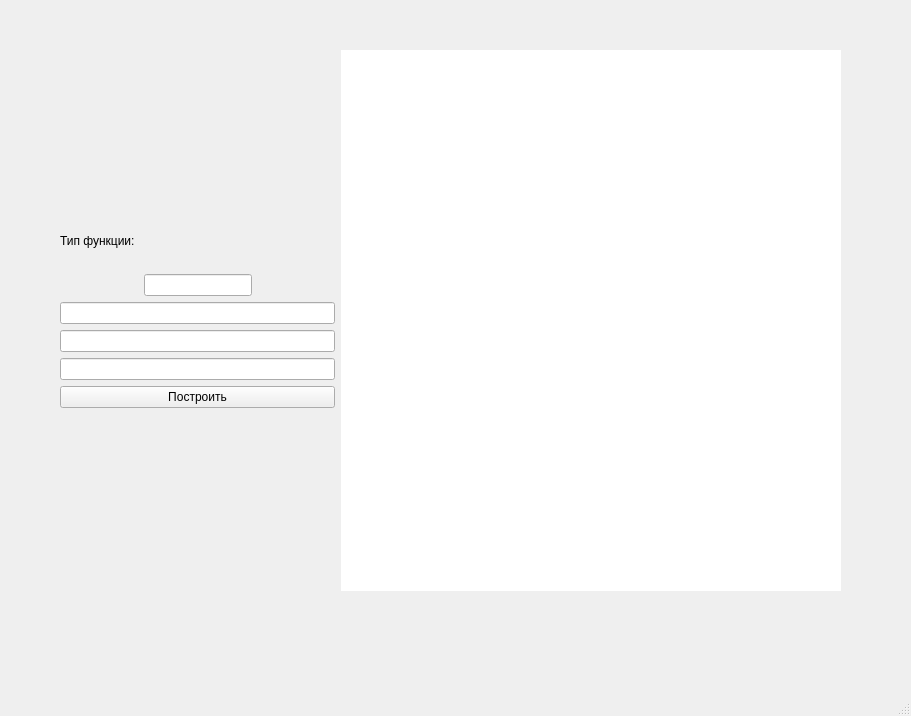
The window that ui_mainwindow.ui (MythrilRoten/build-math-functions) describes before a commit, drawn with Qt 5.
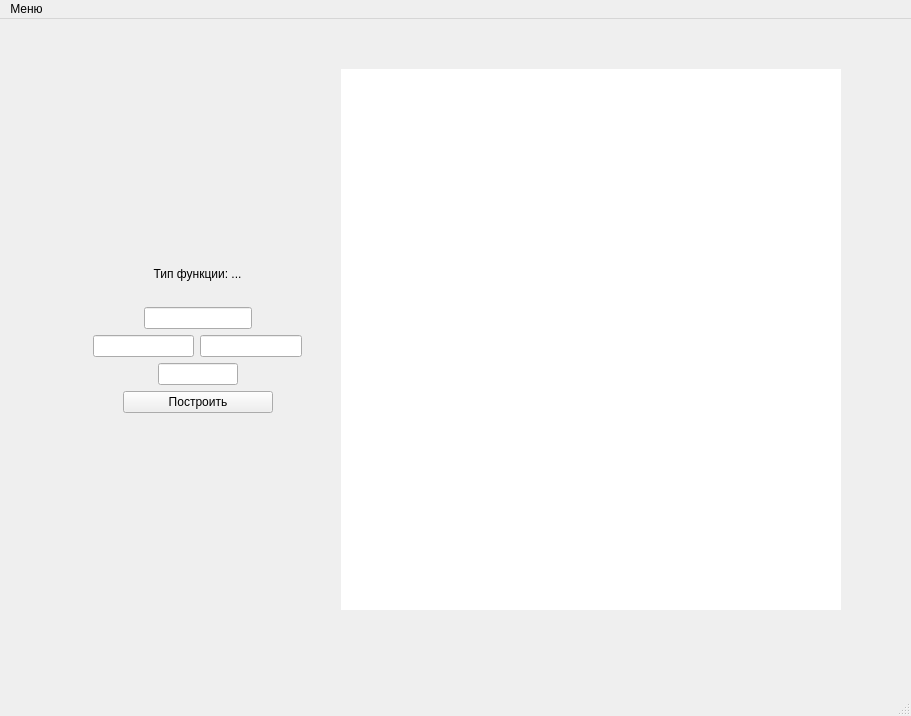
The same window after the commit. Custom widgets are drawn as their Qt base class.

Diff of the .ui file:
```diff
--- a/ui_mainwindow.ui
+++ b/ui_mainwindow.ui
@@ -46,7 +46,7 @@
      </item>
      <item row="0" column="0">
       <layout class="QGridLayout" name="gridLayout_3">
-       <item row="11" column="0">
+       <item row="7" column="0">
         <spacer name="verticalSpacer_2">
          <property name="orientation">
           <enum>Qt::Vertical</enum>
@@ -59,29 +59,6 @@
          </property>
         </spacer>
        </item>
-       <item row="1" column="0">
-        <widget class="QLabel" name="lab_type_func">
-         <property name="text">
-          <string>Тип функции: </string>
-         </property>
-        </widget>
-       </item>
-       <item row="0" column="0">
-        <spacer name="verticalSpacer_3">
-         <property name="orientation">
-          <enum>Qt::Vertical</enum>
-         </property>
-         <property name="sizeHint" stdset="0">
-          <size>
-           <width>20</width>
-           <height>30</height>
-          </size>
-         </property>
-        </spacer>
-       </item>
-       <item row="5" column="0">
-        <widget class="QLineEdit" name="line_intervalB"/>
-       </item>
        <item row="3" column="0">
         <layout class="QHBoxLayout" name="horizontalLayout">
          <item>
@@ -115,25 +92,175 @@
          </item>
         </layout>
        </item>
-       <item row="9" column="0">
-        <widget class="QPushButton" name="but_Graph">
+       <item row="5" column="0">
+        <layout class="QHBoxLayout" name="horizontalLayout_4">
+         <item>
+          <spacer name="horizontalSpacer_5">
+           <property name="orientation">
+            <enum>Qt::Horizontal</enum>
+           </property>
+           <property name="sizeHint" stdset="0">
+            <size>
+             <width>40</width>
+             <height>20</height>
+            </size>
+           </property>
+          </spacer>
+         </item>
+         <item>
+          <widget class="QPushButton" name="but_Graph">
+           <property name="minimumSize">
+            <size>
+             <width>150</width>
+             <height>0</height>
+            </size>
+           </property>
+           <property name="text">
+            <string>Построить</string>
+           </property>
+          </widget>
+         </item>
+         <item>
+          <spacer name="horizontalSpacer_6">
+           <property name="orientation">
+            <enum>Qt::Horizontal</enum>
+           </property>
+           <property name="sizeHint" stdset="0">
+            <size>
+             <width>40</width>
+             <height>20</height>
+            </size>
+           </property>
+          </spacer>
+         </item>
+        </layout>
+       </item>
+       <item row="1" column="0">
+        <widget class="QLabel" name="lab_type_func">
          <property name="text">
-          <string>Построить</string>
+          <string>Тип функции: ...</string>
+         </property>
+         <property name="alignment">
+          <set>Qt::AlignCenter</set>
          </property>
         </widget>
        </item>
-       <item row="7" column="0">
-        <widget class="QLineEdit" name="line_step"/>
+       <item row="4" column="0">
+        <layout class="QVBoxLayout" name="verticalLayout">
+         <item>
+          <layout class="QHBoxLayout" name="horizontalLayout_2">
+           <item>
+            <spacer name="horizontalSpacer_7">
+             <property name="orientation">
+              <enum>Qt::Horizontal</enum>
+             </property>
+             <property name="sizeHint" stdset="0">
+              <size>
+               <width>40</width>
+               <height>20</height>
+              </size>
+             </property>
+            </spacer>
+           </item>
+           <item>
+            <widget class="QLineEdit" name="line_intervalA">
+             <property name="maximumSize">
+              <size>
+               <width>150</width>
+               <height>16777215</height>
+              </size>
+             </property>
+            </widget>
+           </item>
+           <item>
+            <widget class="QLineEdit" name="line_intervalB">
+             <property name="maximumSize">
+              <size>
+               <width>150</width>
+               <height>16777215</height>
+              </size>
+             </property>
+            </widget>
+           </item>
+           <item>
+            <spacer name="horizontalSpacer_8">
+             <property name="orientation">
+              <enum>Qt::Horizontal</enum>
+             </property>
+             <property name="sizeHint" stdset="0">
+              <size>
+               <width>40</width>
+               <height>20</height>
+              </size>
+             </property>
+            </spacer>
+           </item>
+          </layout>
+         </item>
+         <item>
+          <layout class="QHBoxLayout" name="horizontalLayout_3">
+           <item>
+            <spacer name="horizontalSpacer_3">
+             <property name="orientation">
+              <enum>Qt::Horizontal</enum>
+             </property>
+             <property name="sizeHint" stdset="0">
+              <size>
+               <width>40</width>
+               <height>20</height>
+              </size>
+             </property>
+            </spacer>
+           </item>
+           <item>
+            <widget class="QLineEdit" name="line_step">
+             <property name="maximumSize">
+              <size>
+               <width>80</width>
+               <height>16777215</height>
+              </size>
+             </property>
+            </widget>
+           </item>
+           <item>
+            <spacer name="horizontalSpacer_4">
+             <property name="orientation">
+              <enum>Qt::Horizontal</enum>
+             </property>
+             <property name="sizeHint" stdset="0">
+              <size>
+               <width>40</width>
+               <height>20</height>
+              </size>
+             </property>
+            </spacer>
+           </item>
+          </layout>
+         </item>
+        </layout>
        </item>
        <item row="2" column="0">
         <widget class="QLabel" name="function_photo">
          <property name="text">
           <string/>
          </property>
+         <property name="alignment">
+          <set>Qt::AlignCenter</set>
+         </property>
         </widget>
        </item>
-       <item row="4" column="0">
-        <widget class="QLineEdit" name="line_intervalA"/>
+       <item row="0" column="0">
+        <spacer name="verticalSpacer">
+         <property name="orientation">
+          <enum>Qt::Vertical</enum>
+         </property>
+         <property name="sizeHint" stdset="0">
+          <size>
+           <width>20</width>
+           <height>5</height>
+          </size>
+         </property>
+        </spacer>
        </item>
       </layout>
      </item>
@@ -149,6 +276,14 @@
      <height>22</height>
     </rect>
    </property>
+   <widget class="QMenu" name="menu">
+    <property name="title">
+     <string>Меню</string>
+    </property>
+    <addaction name="action_Instructions"/>
+    <addaction name="action_Authors"/>
+   </widget>
+   <addaction name="menu"/>
   </widget>
   <widget class="QStatusBar" name="statusbar"/>
  </widget>
```
Left out of the diff: 15 changed lines with no effect on the pictures.
